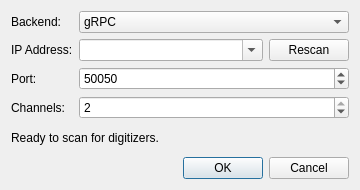
nucliflare/nlab-digitizer-community, file forms/connection_dialog.ui: the form before one commit.
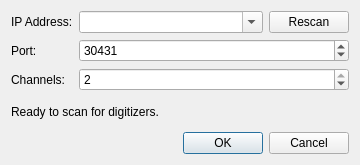
The form after the commit.

Commit message: refactor!: remove legacy gRPC backend

The edit to the form file:
```diff
--- a/forms/connection_dialog.ui
+++ b/forms/connection_dialog.ui
@@ -7,7 +7,7 @@
     <x>0</x>
     <y>0</y>
     <width>360</width>
-    <height>190</height>
+    <height>165</height>
    </rect>
   </property>
   <property name="windowTitle">
@@ -20,34 +20,13 @@
    <item>
     <layout class="QFormLayout" name="formLayout">
      <item row="0" column="0">
-      <widget class="QLabel" name="labelBackend">
-       <property name="text">
-        <string>Backend:</string>
-       </property>
-      </widget>
-     </item>
-     <item row="0" column="1">
-      <widget class="QComboBox" name="comboBackend">
-       <item>
-        <property name="text">
-         <string>gRPC</string>
-        </property>
-       </item>
-       <item>
-        <property name="text">
-         <string>IIO</string>
-        </property>
-       </item>
-      </widget>
-     </item>
-     <item row="1" column="0">
       <widget class="QLabel" name="labelIp">
        <property name="text">
         <string>IP Address:</string>
        </property>
       </widget>
      </item>
-     <item row="1" column="1">
+     <item row="0" column="1">
       <layout class="QHBoxLayout" name="addressLayout">
        <item>
         <widget class="QComboBox" name="comboIp">
@@ -80,14 +59,14 @@
        </item>
       </layout>
      </item>
-     <item row="2" column="0">
+     <item row="1" column="0">
       <widget class="QLabel" name="labelPort">
        <property name="text">
         <string>Port:</string>
        </property>
       </widget>
      </item>
-     <item row="2" column="1">
+     <item row="1" column="1">
       <widget class="QSpinBox" name="spinPort">
        <property name="minimum">
         <number>1</number>
@@ -96,18 +75,18 @@
         <number>65535</number>
        </property>
        <property name="value">
-        <number>50050</number>
+        <number>30431</number>
        </property>
       </widget>
      </item>
-     <item row="3" column="0">
+     <item row="2" column="0">
       <widget class="QLabel" name="labelChannels">
        <property name="text">
         <string>Channels:</string>
        </property>
       </widget>
      </item>
-     <item row="3" column="1">
+     <item row="2" column="1">
       <widget class="QSpinBox" name="spinChannels">
        <property name="minimum">
         <number>1</number>
```
The commit also changes 63 other files.
